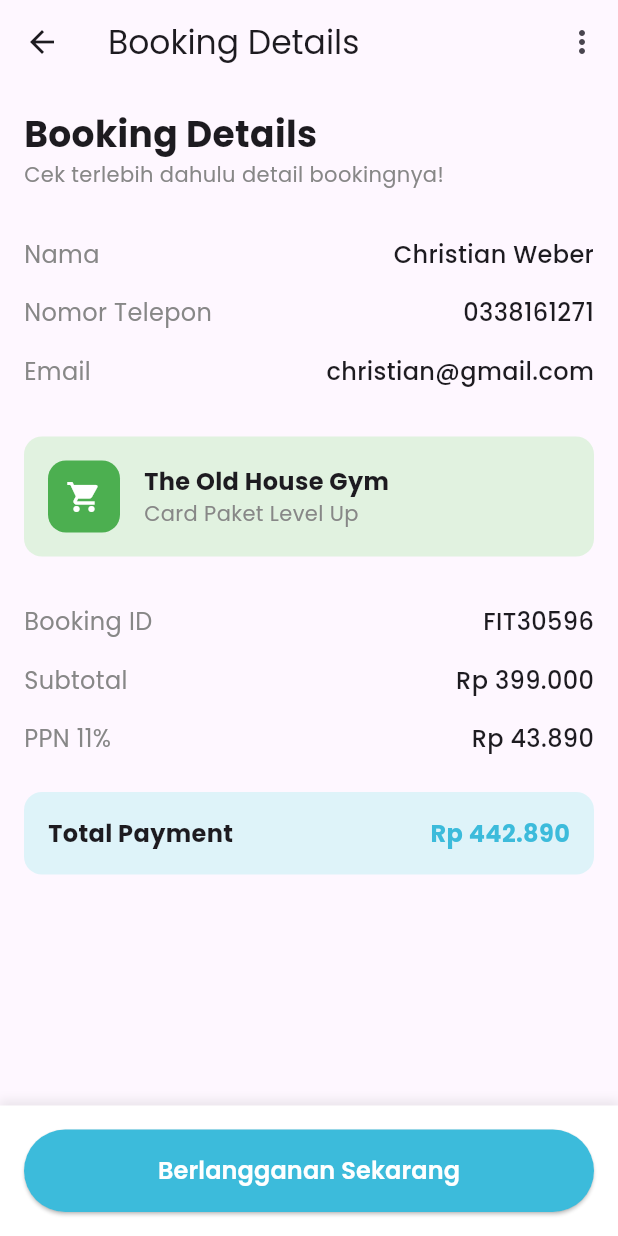
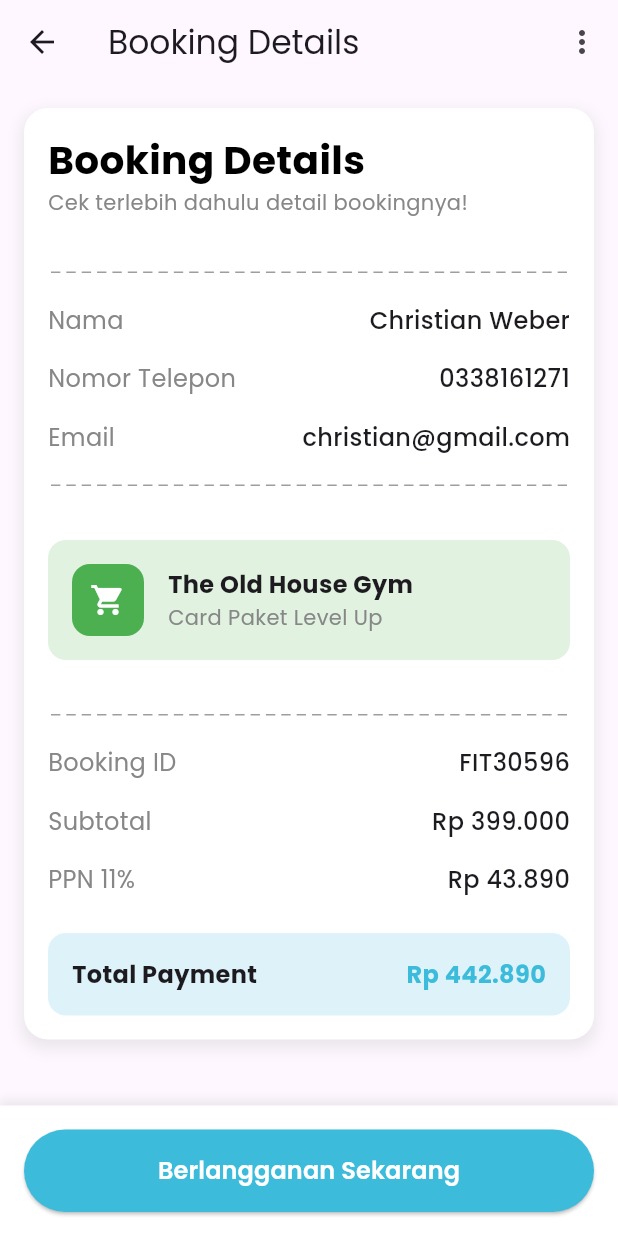
Before and after one commit to KitaBugar/mobile, a Flutter app: the BookingDetailsPage screen opened directly, on a phone screen of 412 x 824 dp. Run offline on Flutter 3.47's test engine with Material 3 defaults, Android fonts, the light colour scheme and no system bars; our stand-ins replace carousel_slider, dots_indicator, firebase_core, flutter_svg, gap, google_fonts and 2 more; missing offline and left inert: image_picker_platform_interface, ticket_widget; accounts and stored records are empty.

Commit message:
Update font

```diff
--- a/lib/pages/booking_details_page.dart
+++ b/lib/pages/booking_details_page.dart
@@ -1,7 +1,8 @@
+import 'package:flutter/material.dart';
 import 'package:kitabugar/components/buttons/custom_button.dart';
 import 'package:kitabugar/pages/succes_payment_page.dart';
 import 'package:kitabugar/theme/app_pallete.dart';
-import 'package:flutter/material.dart';
+import 'package:kitabugar/theme/text_styles.dart';
 
 class BookingDetailsPage extends StatelessWidget {
   const BookingDetailsPage({Key? key}) : super(key: key);
@@ -22,19 +23,30 @@ class BookingDetailsPage extends StatelessWidget {
           ),
         ],
       ),
-      body: SingleChildScrollView(
+      body: Padding(
+        padding: const EdgeInsets.all(16.0),
+        child: Container(
+          decoration: BoxDecoration(
+            color: Colors.white,
+            borderRadius: BorderRadius.circular(16),
+            boxShadow: [
+              BoxShadow(
+                color: Colors.grey.withOpacity(0.2),
+                spreadRadius: 2,
+                blurRadius: 8,
+                offset: const Offset(0, 4),
+              ),
+            ],
+          ),
+          child: SingleChildScrollView(
             child: Padding(
               padding: const EdgeInsets.all(16.0),
               child: Column(
                 crossAxisAlignment: CrossAxisAlignment.start,
                 children: [
-              const Text(
-                'Booking Details',
-                style: TextStyle(
-                  fontSize: 24,
-                  fontWeight: FontWeight.bold,
-                ),
-              ),
+                  Text('Booking Details',
+                      style: TextStyles.heading1
+                          .copyWith(color: AppPallete.colorTextPrimary)),
                   const Text(
                     'Cek terlebih dahulu detail bookingnya!',
                     style: TextStyle(
@@ -43,12 +55,15 @@ class BookingDetailsPage extends StatelessWidget {
                     ),
                   ),
                   const SizedBox(height: 24),
+                  _buildDashedLine(),
                   _buildDetailItem('Nama', 'Christian Weber'),
                   _buildDetailItem('Nomor Telepon', '0338161271'),
                   _buildDetailItem('Email', 'christian@gmail.com'),
+                  _buildDashedLine(),
                   const SizedBox(height: 24),
                   _buildGymPackage(),
                   const SizedBox(height: 24),
+                  _buildDashedLine(),
                   _buildDetailItem('Booking ID', 'FIT30596'),
                   _buildDetailItem('Subtotal', 'Rp 399.000'),
                   _buildDetailItem('PPN 11%', 'Rp 43.890'),
@@ -58,7 +73,34 @@ class BookingDetailsPage extends StatelessWidget {
               ),
             ),
           ),
+        ),
+      ),
       bottomNavigationBar: _buildBottomButton(context),
+    );
+  }
+
+  Widget _buildDashedLine() {
+    return Padding(
+      padding: const EdgeInsets.symmetric(vertical: 12.0),
+      child: LayoutBuilder(
+        builder: (BuildContext context, BoxConstraints constraints) {
+          return Row(
+            children: List.generate(
+              (constraints.maxWidth / 10).floor(),
+              (index) => const Expanded(
+                child: Padding(
+                  padding: EdgeInsets.symmetric(horizontal: 2.0),
+                  child: Divider(
+                    color: Colors.grey,
+                    thickness: 1,
+                    height: 1,
+                  ),
+                ),
+              ),
+            ),
+          );
+        },
+      ),
     );
   }
 
@@ -91,7 +133,7 @@ class BookingDetailsPage extends StatelessWidget {
     return Container(
       padding: const EdgeInsets.all(16),
       decoration: BoxDecoration(
-        color: Color(0xFFE1F2E0),
+        color: const Color(0xFFE1F2E0),
         borderRadius: BorderRadius.circular(12),
       ),
       child: Row(
@@ -109,7 +151,7 @@ class BookingDetailsPage extends StatelessWidget {
             ),
           ),
           const SizedBox(width: 16),
-          Column(
+          const Column(
             crossAxisAlignment: CrossAxisAlignment.start,
             children: const [
               Text(
@@ -137,7 +179,7 @@ class BookingDetailsPage extends StatelessWidget {
     return Container(
       padding: const EdgeInsets.all(16),
       decoration: BoxDecoration(
-        color: Color(0xFFDEF3F9),
+        color: const Color(0xFFDEF3F9),
         borderRadius: BorderRadius.circular(12),
       ),
       child: Row(
```
Also changed, not shown: lib/pages/gym_detail_page.dart (+15 -24 lines), lib/pages/profile_page.dart (+5 -4 lines). Lines whose indentation alone changed are shown as unchanged.
